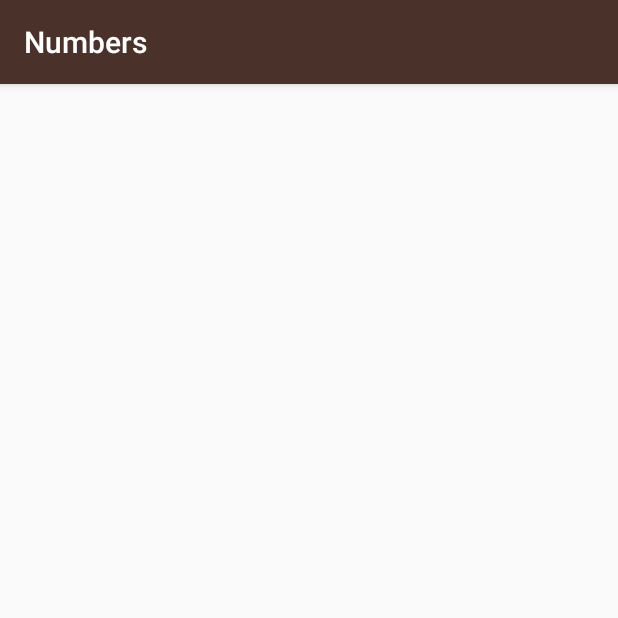
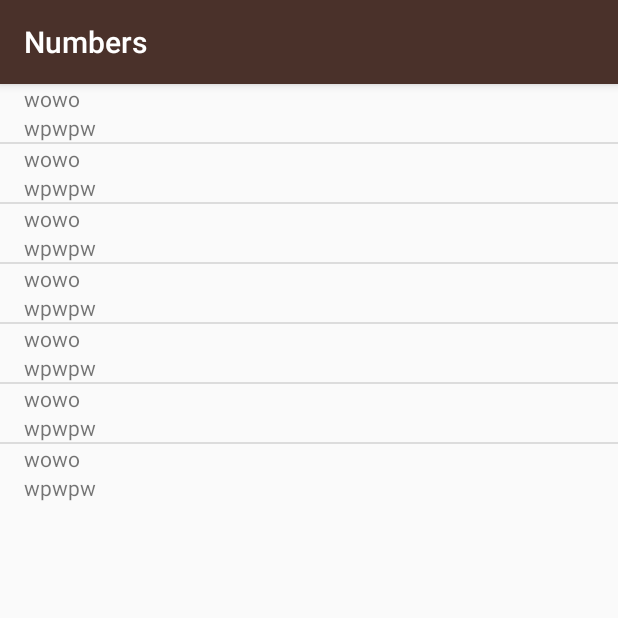
Before and after one commit to fallbrawl/ud839_, an Android app: the screen it shows after launch (NumbersActivity), after a tap on "Numbers", on a phone screen of 412 x 824 dp, the top half of it. Run offline under Robolectric (Android 15) with nearby library versions, the phone set to English and light mode, and no system bars.

Commit message:
added WordsAdapter

```diff
--- a/app/build.gradle
+++ b/app/build.gradle
@@ -2,7 +2,7 @@ apply plugin: 'com.android.application'
 
 android {
     compileSdkVersion 23
-    buildToolsVersion "23.0.2"
+    buildToolsVersion '24.0.2'
 
     defaultConfig {
         applicationId "com.example.android.miwok"
--- a/app/src/main/java/com/example/android/miwok/MainActivity.java
+++ b/app/src/main/java/com/example/android/miwok/MainActivity.java
@@ -19,8 +19,11 @@ import android.content.Intent;
 import android.os.Bundle;
 import android.support.v7.app.AppCompatActivity;
 import android.view.View;
+import android.widget.ArrayAdapter;
 import android.widget.Button;
 import android.widget.TextView;
+
+import java.util.ArrayList;
 
 public class MainActivity extends AppCompatActivity {
 
@@ -35,6 +38,7 @@ public class MainActivity extends AppCompatActivity {
         TextView familys = (TextView) findViewById(R.id.family);
         TextView phrases = (TextView) findViewById(R.id.phrases);
         TextView colors = (TextView) findViewById(R.id.colors);
+
 
         // Set a click listener on that View
         assert numbers != null;
--- a/app/src/main/java/com/example/android/miwok/NumbersActivity.java
+++ b/app/src/main/java/com/example/android/miwok/NumbersActivity.java
@@ -2,6 +2,9 @@ package com.example.android.miwok;
 
 import android.support.v7.app.AppCompatActivity;
 import android.os.Bundle;
+import android.widget.ListView;
+
+import java.util.ArrayList;
 
 public class NumbersActivity extends AppCompatActivity {
 
@@ -9,5 +12,21 @@ public class NumbersActivity extends AppCompatActivity {
     protected void onCreate(Bundle savedInstanceState) {
         super.onCreate(savedInstanceState);
         setContentView(R.layout.activity_numbers);
+
+        ArrayList<Word> words = new ArrayList<>();
+
+        words.add(new Word("wowo","wpwpw"));
+        words.add(new Word("wowo","wpwpw"));
+        words.add(new Word("wowo","wpwpw"));
+        words.add(new Word("wowo","wpwpw"));
+        words.add(new Word("wowo","wpwpw"));
+        words.add(new Word("wowo","wpwpw"));
+        words.add(new Word("wowo","wpwpw"));
+
+        WordAdapter wordsNumbersAdapter = new WordAdapter(this, words);
+
+        ListView listView = (ListView) findViewById(R.id.list_view_numbers);
+        listView.setAdapter(wordsNumbersAdapter);
+
     }
 }
--- a/app/src/main/java/com/example/android/miwok/Word.java
+++ b/app/src/main/java/com/example/android/miwok/Word.java
@@ -5,15 +5,19 @@ package com.example.android.miwok;
  */
 public class Word {
 
-    public Word(){
+    private String mMiwokTranslation;
+    private String mDefaultTranslation;
 
+    public Word(String miwokTranslation,String defaultTranslation){
+        mMiwokTranslation = miwokTranslation;
+        mDefaultTranslation = defaultTranslation;
     }
 
-    public void getMiwokTranslation(){
-
+    public String getMiwokTranslation(){
+        return mMiwokTranslation;
     }
 
-    public void getDefaultTranslation(){
-
+    public String getDefaultTranslation(){
+        return mDefaultTranslation;
     }
 }
--- /dev/null
+++ b/app/src/main/java/com/example/android/miwok/WordAdapter.java
@@ -0,0 +1,49 @@
+package com.example.android.miwok;
+
+import android.app.Activity;
+import android.support.annotation.NonNull;
+import android.view.LayoutInflater;
+import android.view.View;
+import android.view.ViewGroup;
+import android.widget.ArrayAdapter;
+import android.widget.TextView;
+
+import java.util.ArrayList;
+
+/**
+ * Created by paul on 08.02.17.
+ */
+
+public class WordAdapter extends ArrayAdapter<Word> {
+
+    private static final String LOG_TAG = WordAdapter.class.getSimpleName();
+
+    public WordAdapter(Activity context, ArrayList<Word> wordsAndroid){
+        super(context, 0, wordsAndroid);
+    }
+
+    @NonNull
+    @Override
+    public View getView(int position, View convertView, ViewGroup parent) {
+
+        if (convertView == null){
+            convertView = LayoutInflater.from(getContext()).inflate(R.layout.list_item,parent,false);
+        }
+
+        Word currentWord = getItem(position);
+
+        TextView miwokTextView = (TextView) convertView.findViewById(R.id.miwok_list_item);
+        miwokTextView.setText(currentWord.getMiwokTranslation());
+
+        TextView translationTextView = (TextView) convertView.findViewById(R.id.translation_list_item);
+        translationTextView.setText(currentWord.getDefaultTranslation());
+
+        // Find the ImageView in the list_item.xml layout with the ID list_item_icon
+        //ImageView iconView = (ImageView) listItemView.findViewById(R.id.list_item_icon);
+        // Get the image resource ID from the current AndroidFlavor object and
+        // set the image to iconView
+        //iconView.setImageResource(currentAndroidFlavor.getImageResourceId());
+
+        return convertView;
+    }
+}
--- a/app/src/main/res/layout/activity_numbers.xml
+++ b/app/src/main/res/layout/activity_numbers.xml
@@ -1,12 +1,8 @@
 <?xml version="1.0" encoding="utf-8"?>
-<RelativeLayout xmlns:android="http://schemas.android.com/apk/res/android"
-    xmlns:tools="http://schemas.android.com/tools"
+<ListView
+    xmlns:android="http://schemas.android.com/apk/res/android"
     android:layout_width="match_parent"
-    android:layout_height="match_parent"
-    android:paddingBottom="@dimen/activity_vertical_margin"
-    android:paddingLeft="@dimen/activity_horizontal_margin"
-    android:paddingRight="@dimen/activity_horizontal_margin"
-    android:paddingTop="@dimen/activity_vertical_margin"
-    tools:context="com.example.android.miwok.NumbersActivity">
+    android:layout_height="wrap_content"
+    android:id="@+id/list_view_numbers">
 
-</RelativeLayout>
+</ListView>
--- a/app/src/main/res/layout/activity_phrases.xml
+++ b/app/src/main/res/layout/activity_phrases.xml
@@ -1,12 +1,6 @@
 <?xml version="1.0" encoding="utf-8"?>
-<RelativeLayout xmlns:android="http://schemas.android.com/apk/res/android"
-    xmlns:tools="http://schemas.android.com/tools"
-    android:layout_width="match_parent"
-    android:layout_height="match_parent"
-    android:paddingBottom="@dimen/activity_vertical_margin"
-    android:paddingLeft="@dimen/activity_horizontal_margin"
-    android:paddingRight="@dimen/activity_horizontal_margin"
-    android:paddingTop="@dimen/activity_vertical_margin"
-    tools:context="com.example.android.miwok.PhrasesActivity">
-
-</RelativeLayout>
+    <ListView
+        xmlns:android="http://schemas.android.com/apk/res/android"
+        android:layout_width="match_parent"
+        android:layout_height="wrap_content"
+        android:id="@+id/list_view_phrases"></ListView>
--- a/build.gradle
+++ b/build.gradle
@@ -5,7 +5,7 @@ buildscript {
         jcenter()
     }
     dependencies {
-        classpath 'com.android.tools.build:gradle:2.1.3'
+        classpath 'com.android.tools.build:gradle:2.2.0'
 
         // NOTE: Do not place your application dependencies here; they belong
         // in the individual module build.gradle files
```
